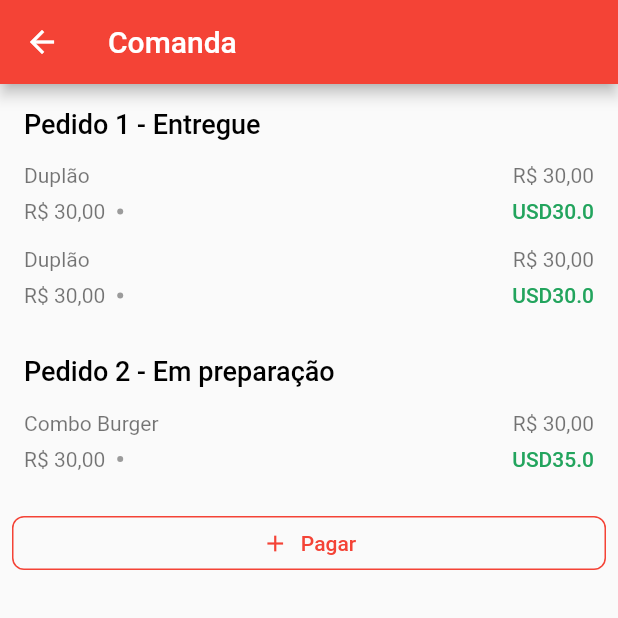
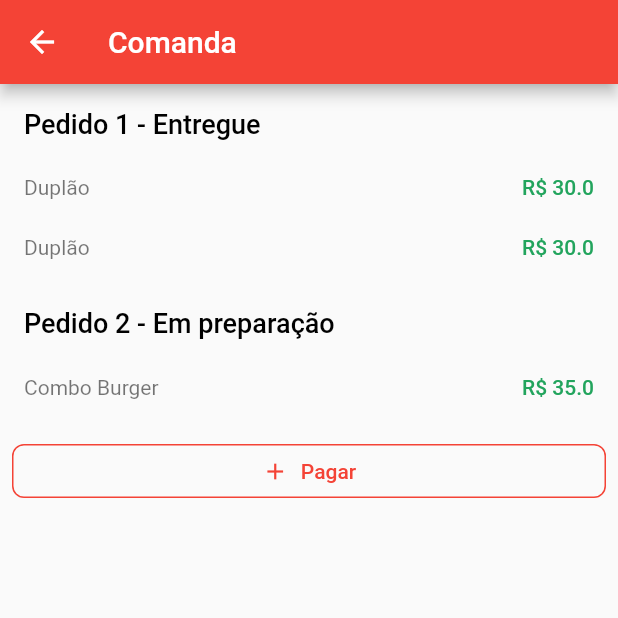
Before and after one commit to marcospojr/EasyOrder, a Flutter app: the screen it shows after launch, after a tap on the "grading" icon, on a phone screen of 412 x 824 dp, the top half of it. Run offline on Flutter 3.47's test engine with Material 2 defaults, Android fonts, the phone set to English and light mode, and no system bars; our stand-ins replace flutter_svg.

Commit message:
Update bill mock layout

```diff
--- a/easy_order/lib/widgets/bill_card.dart
+++ b/easy_order/lib/widgets/bill_card.dart
@@ -52,35 +52,13 @@ class BillCard extends StatelessWidget {
             child: Column(
               crossAxisAlignment: CrossAxisAlignment.start,
               children: [
-                Row(
-                  mainAxisAlignment: MainAxisAlignment.spaceBetween,
-                  children: [
-                    Flexible(
-                      flex: 2,
-                      child: Text(
-                        title,
-                      ),
-                    ),
-                    const Flexible(
-                      flex: 1,
-                      child: Text("R\$ 30,00"),
-                    ),
-                  ],
-                ),
                 const SizedBox(height: 8),
                 Row(
                   children: [
-                    const Text("R\$ 30,00"),
-                    const Padding(
-                      padding: EdgeInsets.symmetric(horizontal: 8),
-                      child: CircleAvatar(
-                        radius: 2,
-                        backgroundColor: Colors.black38,
-                      ),
-                    ),
+                    Text(title),
                     const Spacer(),
                     Text(
-                      "USD$price",
+                      "R\$ $price",
                       style: const TextStyle(
                         fontWeight: FontWeight.w500,
                         color: Color(0xFF22A45D),
--- a/easy_order/lib/widgets/menu_card.dart
+++ b/easy_order/lib/widgets/menu_card.dart
@@ -91,7 +91,7 @@ class MenuCard extends StatelessWidget {
                         label: const Text("Add"),
                         style: OutlinedButton.styleFrom(
                             side: const BorderSide(color: Colors.red),
-                            padding: EdgeInsets.symmetric(horizontal: 8),
+                            padding: const EdgeInsets.symmetric(horizontal: 8),
                             shape: RoundedRectangleBorder(
                               borderRadius: BorderRadius.circular(8),
                             ),
@@ -103,22 +103,14 @@ class MenuCard extends StatelessWidget {
                 const SizedBox(height: 8),
                 Row(
                   children: [
-                    const Text("R\$ 30,00"),
-                    const Padding(
-                      padding: EdgeInsets.symmetric(horizontal: 8),
-                      child: CircleAvatar(
-                        radius: 2,
-                        backgroundColor: Colors.black38,
-                      ),
-                    ),
-                    const Spacer(),
                     Text(
-                      "USD$price",
+                      "R\$ $price",
                       style: const TextStyle(
                         fontWeight: FontWeight.w500,
                         color: Color(0xFF22A45D),
                       ),
-                    )
+                    ),
+                    const Spacer(),
                   ],
                 )
               ],
```
